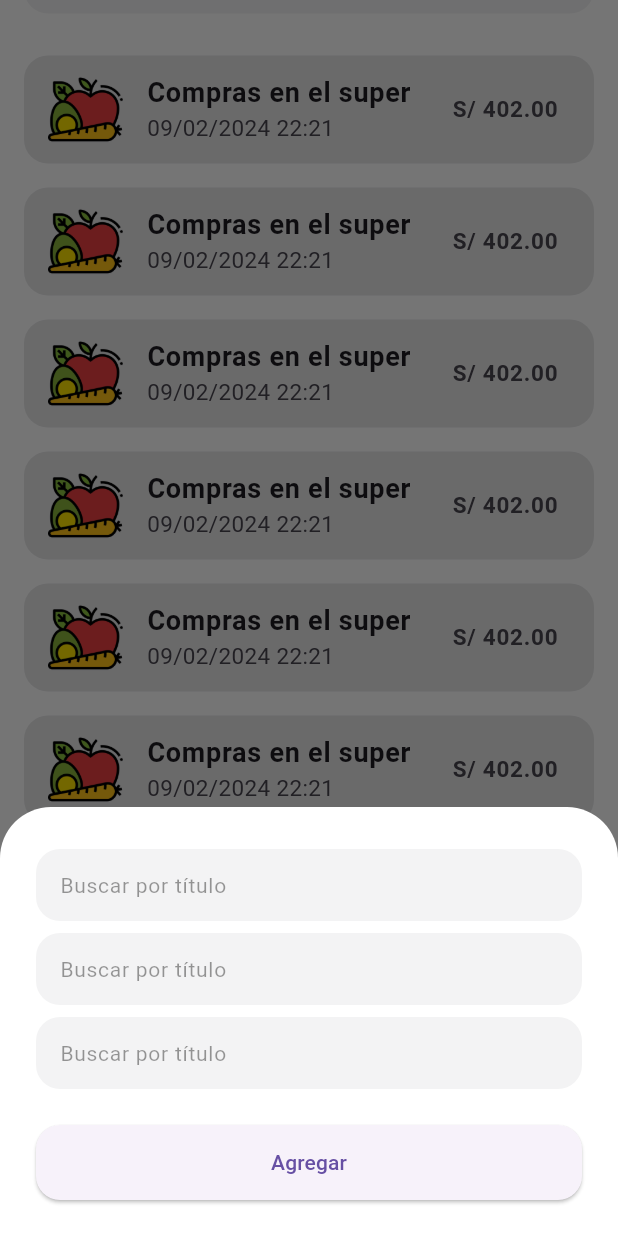
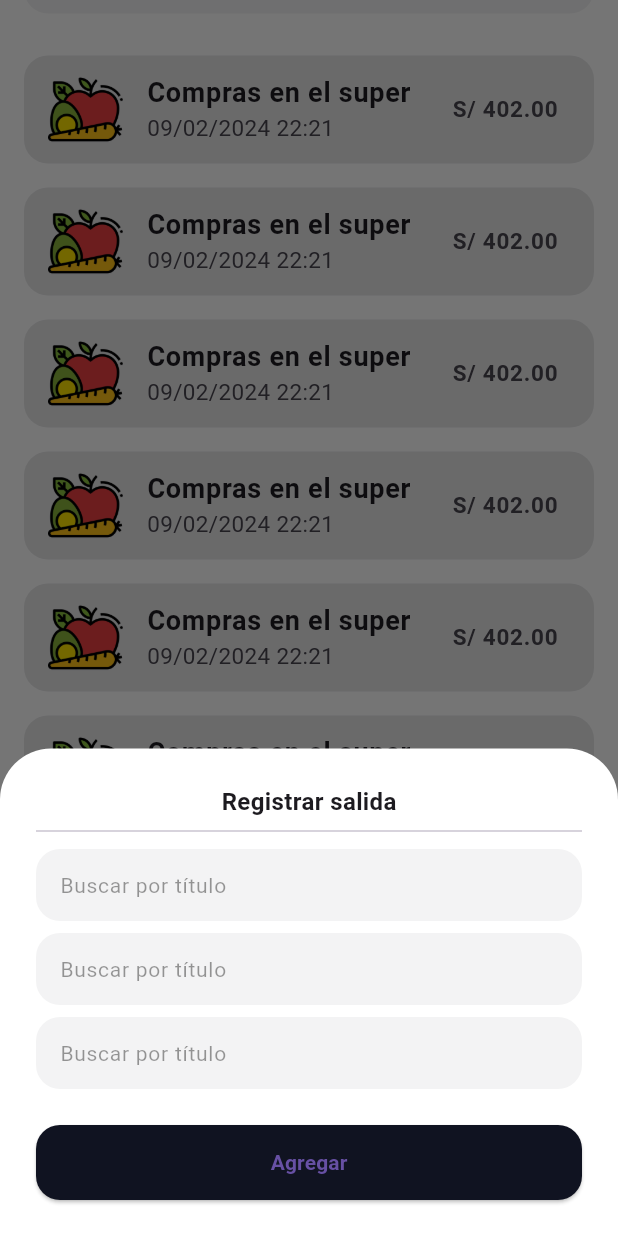
Before and after one commit to WCNosliwsys/gastosapp, a Flutter app: the screen it shows after launch, scrolled down 141 dp, after a tap on "Agregar", on a phone screen of 412 x 824 dp. Run offline on Flutter 3.47's test engine with Material 3 defaults, Android fonts, the phone set to English and light mode, and no system bars.

Commit message:
modal with teclado

```diff
--- a/lib/pages/home_page.dart
+++ b/lib/pages/home_page.dart
@@ -10,10 +10,15 @@ class HomePage extends StatefulWidget {
 class _HomePageState extends State<HomePage> {
   showModalRegister() {
     showModalBottomSheet(
+      isScrollControlled: true,
       backgroundColor: Colors.transparent,
       context: context,
       builder: (BuildContext context) {
-        return Container(
+        return Padding(
+          padding: EdgeInsets.only(
+            bottom: MediaQuery.of(context).viewInsets.bottom,
+          ),
+          child: Container(
             padding: EdgeInsets.all(24),
             decoration: BoxDecoration(
               color: Colors.white,
@@ -25,6 +30,11 @@ class _HomePageState extends State<HomePage> {
             child: Column(
               mainAxisSize: MainAxisSize.min,
               children: [
+                Text(
+                  "Registrar salida",
+                  style: TextStyle(fontWeight: FontWeight.w700, fontSize: 16),
+                ),
+                Divider(),
                 TextFieldNormalWidget(),
                 TextFieldNormalWidget(),
                 TextFieldNormalWidget(),
@@ -36,15 +46,20 @@ class _HomePageState extends State<HomePage> {
                   height: 50,
                   child: ElevatedButton(
                     style: ElevatedButton.styleFrom(
+                      backgroundColor: Color(0xff101321),
                       shape: RoundedRectangleBorder(
                         borderRadius: BorderRadius.circular(16.0),
                       ),
                     ),
                     onPressed: () {},
-                  child: Text("Agregar"),
+                    child: Text(
+                      "Agregar",
+                      style: TextStyle(fontWeight: FontWeight.bold),
+                    ),
                   ),
                 )
               ],
+            ),
           ),
         );
       },
```
Lines whose indentation alone changed are shown as unchanged.
